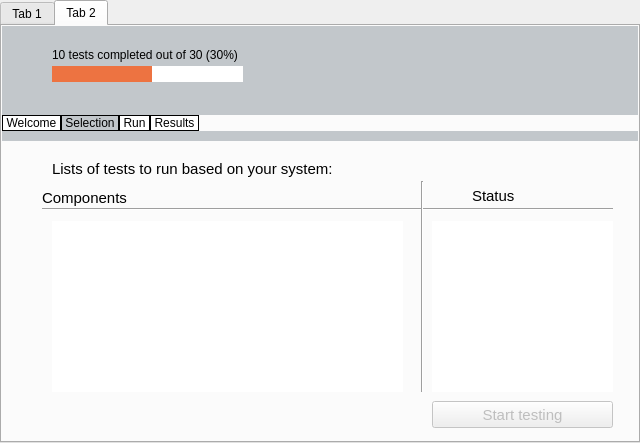
checkbox/checkbox, file qt/frontend/qtfront.ui: the form before one commit.
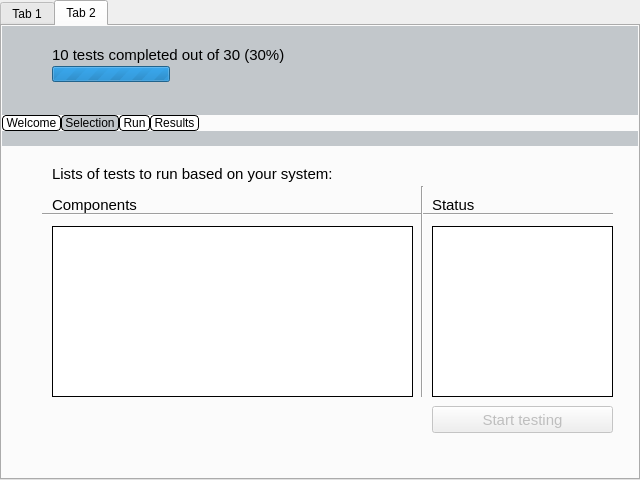
The form after the commit. The open tabs and pages were chosen to show the change.

Commit message: Made some tweaks to the Qt UI based on the TODO list.

Patch:
```diff
--- a/qt/frontend/qtfront.ui
+++ b/qt/frontend/qtfront.ui
@@ -7,15 +7,27 @@
     <x>0</x>
     <y>0</y>
     <width>640</width>
-    <height>443</height>
+    <height>480</height>
    </rect>
   </property>
   <property name="sizePolicy">
-   <sizepolicy hsizetype="Preferred" vsizetype="Fixed">
+   <sizepolicy hsizetype="Fixed" vsizetype="Fixed">
     <horstretch>0</horstretch>
     <verstretch>0</verstretch>
    </sizepolicy>
   </property>
+  <property name="minimumSize">
+   <size>
+    <width>640</width>
+    <height>480</height>
+   </size>
+  </property>
+  <property name="maximumSize">
+   <size>
+    <width>640</width>
+    <height>480</height>
+   </size>
+  </property>
   <property name="windowTitle">
    <string>Form</string>
   </property>
@@ -28,8 +40,14 @@
    </property>
    <item>
     <widget class="QTabWidget" name="tabWidget">
+     <property name="tabPosition">
+      <enum>QTabWidget::North</enum>
+     </property>
+     <property name="tabShape">
+      <enum>QTabWidget::Rounded</enum>
+     </property>
      <property name="currentIndex">
-      <number>0</number>
+      <number>1</number>
      </property>
      <widget class="QWidget" name="tabWelcome">
       <attribute name="title">
@@ -141,7 +159,7 @@
              </rect>
             </property>
             <property name="frameShape">
-             <enum>QFrame::NoFrame</enum>
+             <enum>QFrame::Box</enum>
             </property>
             <property name="frameShadow">
              <enum>QFrame::Plain</enum>
@@ -225,38 +243,54 @@
            <property name="styleSheet">
             <string notr="true">background-color: #C2C7CB;</string>
            </property>
-           <widget class="QProgressBar" name="progressBar">
+           <widget class="QLabel" name="progressLabel">
             <property name="geometry">
              <rect>
               <x>50</x>
-              <y>40</y>
-              <width>191</width>
-              <height>16</height>
+              <y>20</y>
+              <width>331</width>
+              <height>17</height>
              </rect>
             </property>
             <property name="sizePolicy">
-             <sizepolicy hsizetype="Preferred" vsizetype="Preferred">
+             <sizepolicy hsizetype="MinimumExpanding" vsizetype="MinimumExpanding">
               <horstretch>0</horstretch>
               <verstretch>0</verstretch>
              </sizepolicy>
             </property>
-            <property name="autoFillBackground">
-             <bool>false</bool>
+            <property name="font">
+             <font>
+              <family>Ubuntu</family>
+              <pointsize>11</pointsize>
+             </font>
             </property>
-            <property name="styleSheet">
-             <string notr="true"> QProgressBar {
-     border: 0px solid grey;
-     border-radius: 0px;
-     background: #FFFFFF;
- }
-
- QProgressBar::chunk {
-     background-color: #ed7341;
-     width: 20px;
- }</string>
+            <property name="text">
+             <string>10 tests completed out of 30 (30%)</string>
+            </property>
+           </widget>
+           <widget class="QProgressBar" name="progressBar">
+            <property name="geometry">
+             <rect>
+              <x>50</x>
+              <y>40</y>
+              <width>118</width>
+              <height>16</height>
+             </rect>
+            </property>
+            <property name="minimum">
+             <number>0</number>
+            </property>
+            <property name="maximum">
+             <number>0</number>
             </property>
             <property name="value">
-             <number>50</number>
+             <number>-1</number>
+            </property>
+            <property name="textVisible">
+             <bool>false</bool>
+            </property>
+            <property name="orientation">
+             <enum>Qt::Horizontal</enum>
             </property>
             <property name="invertedAppearance">
              <bool>false</bool>
@@ -265,25 +299,6 @@
              <string/>
             </property>
            </widget>
-           <widget class="QLabel" name="progressLabel">
-            <property name="geometry">
-             <rect>
-              <x>50</x>
-              <y>20</y>
-              <width>241</width>
-              <height>17</height>
-             </rect>
-            </property>
-            <property name="font">
-             <font>
-              <family>Ubuntu</family>
-              <pointsize>9</pointsize>
-             </font>
-            </property>
-            <property name="text">
-             <string>10 tests completed out of 30 (30%)</string>
-            </property>
-           </widget>
           </widget>
          </item>
          <item>
@@ -302,9 +317,9 @@
            </property>
            <property name="styleSheet">
             <string notr="true"> QTabWidget::pane#testsTab { /* The tab widget frame */
-     border-top: 10 solid #C2C7CB;
+     border-top: 15 solid #C2C7CB;
      position: absolute;
-     top: -1.2em;
+     top: -1.7em;
  }
 
 QTabWidget::tab-bar#testsTab {
@@ -317,8 +332,13 @@
     background: #FFFFFF;
      border: 1px solid #000000;
      border-bottom-color: #000000; /* same as the pane color */
-     min-width: 8ex;
+     min-width: 10ex;
+     min-height: 3ex;
      padding: 0px;
+     border-top-left-radius: 4px;
+     border-top-right-radius: 4px;
+     border-bottom-left-radius: 4px;
+     border-bottom-right-radius: 4px;
  }
 
  QTabBar::tab:selected {
@@ -327,8 +347,11 @@
      border-bottom-color: #000000; /* same as pane color */
  }</string>
            </property>
+           <property name="tabShape">
+            <enum>QTabWidget::Rounded</enum>
+           </property>
            <property name="currentIndex">
-            <number>1</number>
+            <number>3</number>
            </property>
            <widget class="QWidget" name="welcome">
             <property name="font">
@@ -391,8 +414,8 @@
             <widget class="QLabel" name="label_2">
              <property name="geometry">
               <rect>
-               <x>40</x>
-               <y>48</y>
+               <x>50</x>
+               <y>50</y>
                <width>101</width>
                <height>17</height>
               </rect>
@@ -404,8 +427,8 @@
             <widget class="QLabel" name="label_3">
              <property name="geometry">
               <rect>
-               <x>470</x>
-               <y>46</y>
+               <x>430</x>
+               <y>50</y>
                <width>67</width>
                <height>17</height>
               </rect>
@@ -424,7 +447,10 @@
               </rect>
              </property>
              <property name="frameShape">
-              <enum>QFrame::NoFrame</enum>
+              <enum>QFrame::Box</enum>
+             </property>
+             <property name="frameShadow">
+              <enum>QFrame::Plain</enum>
              </property>
             </widget>
             <widget class="QTreeView" name="treeView">
@@ -432,12 +458,15 @@
               <rect>
                <x>50</x>
                <y>80</y>
-               <width>351</width>
+               <width>361</width>
                <height>171</height>
               </rect>
              </property>
              <property name="frameShape">
-              <enum>QFrame::NoFrame</enum>
+              <enum>QFrame::Box</enum>
+             </property>
+             <property name="frameShadow">
+              <enum>QFrame::Plain</enum>
              </property>
              <property name="showDropIndicator" stdset="0">
               <bool>false</bool>
@@ -625,7 +654,7 @@
                                  <rect>
                                   <x>0</x>
                                   <y>0</y>
-                                  <width>33</width>
+                                  <width>32</width>
                                   <height>178</height>
                                  </rect>
                                 </property>
@@ -659,14 +688,17 @@
                                      <height>0</height>
                                     </size>
                                    </property>
+                                   <property name="autoFillBackground">
+                                    <bool>false</bool>
+                                   </property>
                                    <property name="frameShape">
-                                    <enum>QFrame::NoFrame</enum>
+                                    <enum>QFrame::Box</enum>
                                    </property>
                                    <property name="frameShadow">
                                     <enum>QFrame::Plain</enum>
                                    </property>
                                    <property name="lineWidth">
-                                    <number>0</number>
+                                    <number>1</number>
                                    </property>
                                   </widget>
                                  </item>
@@ -765,7 +797,7 @@
                  <widget class="QPushButton" name="nextTestButton">
                   <property name="geometry">
                    <rect>
-                    <x>520</x>
+                    <x>510</x>
                     <y>10</y>
                     <width>80</width>
                     <height>25</height>
@@ -795,6 +827,9 @@
             </layout>
            </widget>
            <widget class="QWidget" name="submitResults">
+            <property name="enabled">
+             <bool>true</bool>
+            </property>
             <property name="font">
              <font>
               <pointsize>11</pointsize>
@@ -851,7 +886,7 @@
               <string>Review Results</string>
              </property>
             </widget>
-            <widget class="QPushButton" name="buttonSubmitAnounymously">
+            <widget class="QPushButton" name="buttonSubmitAnonymously">
              <property name="geometry">
               <rect>
                <x>90</x>
@@ -879,7 +914,7 @@
               </font>
              </property>
              <property name="title">
-              <string>Submit To Your Launchpad Account</string>
+              <string>Submit To Your Launchpad Account (using Launchpad eMail ID)</string>
              </property>
              <property name="flat">
               <bool>false</bool>
@@ -903,7 +938,7 @@
              <widget class="QLabel" name="label_5">
               <property name="geometry">
                <rect>
-                <x>10</x>
+                <x>0</x>
                 <y>30</y>
                 <width>101</width>
                 <height>17</height>
@@ -915,7 +950,7 @@
                </font>
               </property>
               <property name="text">
-               <string>Launchpad ID:</string>
+               <string>Email Address:</string>
               </property>
              </widget>
              <widget class="QPushButton" name="buttonSubmit">
```
The commit also changes 2 other files.
